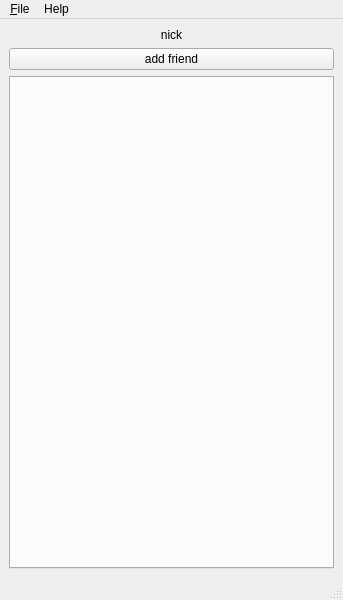
This is ServiceChat/mainwindow.ui in 124327288/ChatClient as Qt 5 draws it before an edit. The edited form follows.
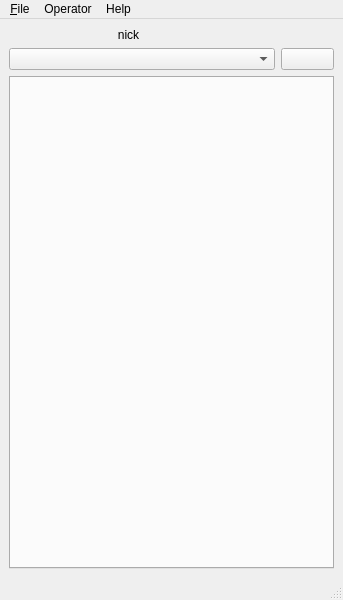
This is the edited form. Icons and pictures are not drawn.

Diff of the .ui file:
```diff
--- a/ServiceChat/mainwindow.ui
+++ b/ServiceChat/mainwindow.ui
@@ -16,6 +16,8 @@
   <widget class="QWidget" name="centralwidget">
    <layout class="QVBoxLayout" name="verticalLayout">
     <item>
+     <layout class="QHBoxLayout" name="horizontalLayout_2" stretch="3,1">
+      <item>
      <widget class="QLabel" name="nickLabel">
       <property name="text">
        <string>nick</string>
@@ -26,11 +28,31 @@
      </widget>
     </item>
     <item>
-     <widget class="QPushButton" name="addFriendBtn">
+       <widget class="QLabel" name="onlineLabel">
       <property name="text">
-       <string>add friend</string>
-      </property>
-     </widget>
+         <string/>
+        </property>
+       </widget>
+      </item>
+     </layout>
+    </item>
+    <item>
+     <layout class="QHBoxLayout" name="horizontalLayout" stretch="5,1">
+      <item>
+       <widget class="QComboBox" name="comboBox"/>
+      </item>
+      <item>
+       <widget class="QPushButton" name="pushButton">
+        <property name="text">
+         <string/>
+        </property>
+        <property name="icon">
+         <iconset resource="img.qrc">
+          <normaloff>:/img/images/enter.png</normaloff>:/img/images/enter.png</iconset>
+        </property>
+       </widget>
+      </item>
+     </layout>
     </item>
     <item>
      <widget class="QTabWidget" name="tabWidget">
@@ -68,7 +90,16 @@
     <addaction name="actionAbout"/>
     <addaction name="actionAboutQt"/>
    </widget>
+   <widget class="QMenu" name="menuOperator">
+    <property name="title">
+     <string>Operator</string>
+    </property>
+    <addaction name="actionAdd_a_friend"/>
+    <addaction name="separator"/>
+    <addaction name="actionSession_with"/>
+   </widget>
    <addaction name="menu_File"/>
+   <addaction name="menuOperator"/>
    <addaction name="menuHelp"/>
   </widget>
   <widget class="QStatusBar" name="statusbar"/>
```
Left out of the diff: 14 changed lines with no effect on the pictures. Lines whose indentation alone changed are shown as unchanged.
